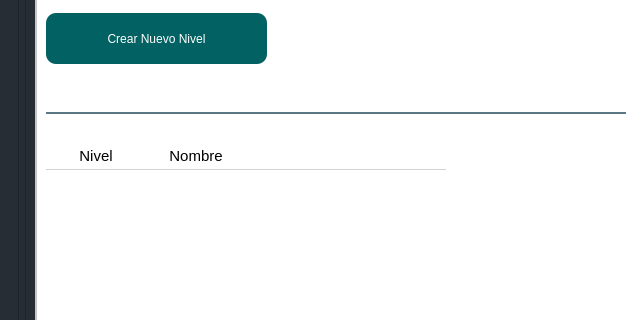
Qt form view/Interfaz.ui (AngelAndreCotocCuzal/Hotel_Proyecto) before a commit; both pictures show x 191 to 817 and y 141 to 461 of the 1299 by 831 pixel window.
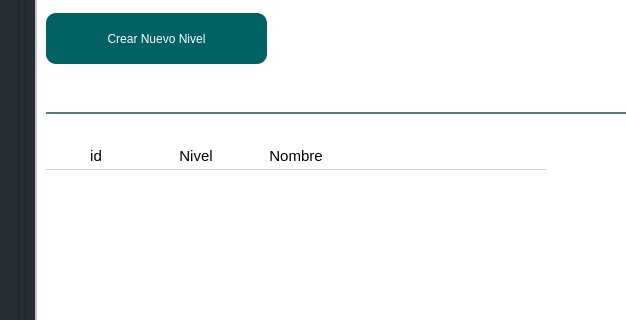
The same form after that commit. The open tabs and pages were chosen to show the change.

```diff
--- a/view/Interfaz.ui
+++ b/view/Interfaz.ui
@@ -2571,6 +2571,11 @@
                     <attribute name="horizontalHeaderMinimumSectionSize">
                      <number>34</number>
                     </attribute>
+                    <column>
+                     <property name="text">
+                      <string>id</string>
+                     </property>
+                    </column>
                     <column>
                      <property name="text">
                       <string>Nivel</string>
```
Left out of the diff: 2 changed lines with no effect on the pictures.
